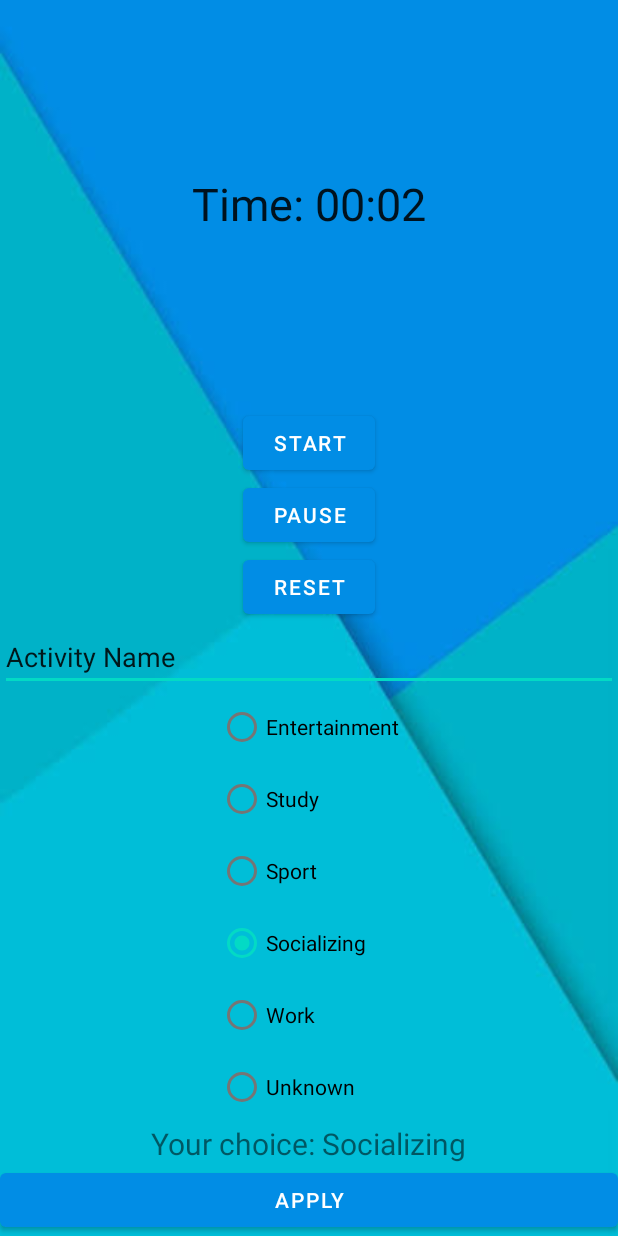
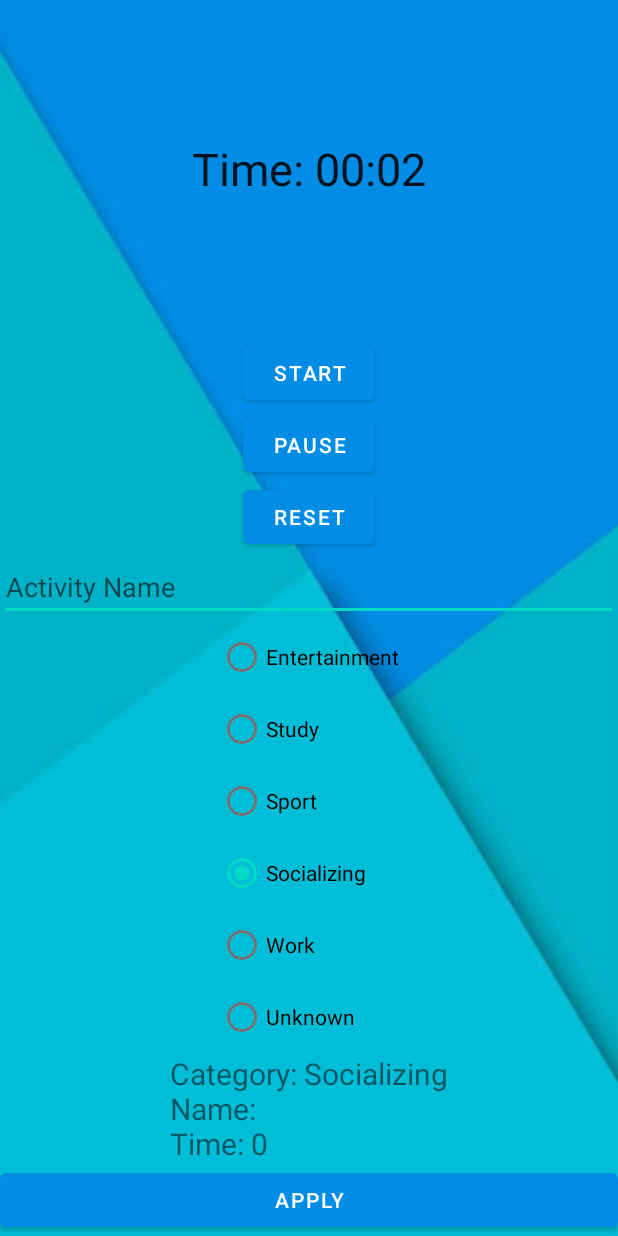
Before and after one commit to ErenOzen/Sprout, an Android app: the TimerActivity screen opened directly, with no data from a screen before it, after a tap on "APPLY", on a phone screen of 412 x 824 dp. Run offline under Robolectric (Android 15) with nearby library versions, the phone set to English and light mode, and no system bars; 1 other tap on this screen came first.

Commit message:
TimerActivity finished.

```diff
--- a/app/src/main/AndroidManifest.xml
+++ b/app/src/main/AndroidManifest.xml
@@ -15,9 +15,9 @@
         <activity android:name=".CalendarActivity" />
         <activity android:name=".ForgotPassword" />
         <activity android:name=".TodoActivity" />
-        <activity android:name=".HomeScreen" />
+        <activity android:name=".LoginActivity" />
         <activity android:name=".SignupActivity" />
-        <activity android:name=".LoginActivity">
+        <activity android:name=".HomeScreen">
             <intent-filter>
                 <action android:name="android.intent.action.MAIN" />
 
--- a/app/src/main/java/com/example/sprout/TimerActivity.java
+++ b/app/src/main/java/com/example/sprout/TimerActivity.java
@@ -5,6 +5,7 @@ import android.os.SystemClock;
 import android.view.View;
 import android.widget.Button;
 import android.widget.Chronometer;
+import android.widget.EditText;
 import android.widget.RadioButton;
 import android.widget.RadioGroup;
 import android.widget.TextView;
@@ -13,9 +14,14 @@ import androidx.appcompat.app.AppCompatActivity;
 
 public class TimerActivity extends AppCompatActivity {
 
-    RadioGroup radioGroup;
-    RadioButton radioButton;
-    TextView textView;
+    private RadioGroup radioGroup;
+    private RadioButton radioButton;
+    private TextView textView;
+    private EditText editText;
+    private String activityName;
+    private long activityTime;
+    private int seconds;
+    private String chrobase;
 
     private Chronometer chronometer;
     private long pauseOffset;
@@ -25,15 +31,22 @@ public class TimerActivity extends AppCompatActivity {
         super.onCreate(savedInstanceState);
         setContentView(R.layout.activity_timer);
 
+        editText = (EditText) findViewById(R.id.timerEditText);
         radioGroup = findViewById(R.id.radioGroup);
         textView = findViewById(R.id.text_view_selected);
+
         Button buttonApply = findViewById(R.id.button_apply);
         buttonApply.setOnClickListener(new View.OnClickListener() {
             @Override
             public void onClick(View v) {
+
+                seconds = (int) (chronometer.getBase())/ 1000;
+
+                activityName = editText.getText().toString();
                 int radioId = radioGroup.getCheckedRadioButtonId();
                 radioButton = findViewById(radioId);
-                textView.setText("Your choice: " + radioButton.getText());
+                textView.setText("Category: " + radioButton.getText() + "\nName: " + activityName + "\nTime: " + (activityTime) );
+                //textView.setText(activityName);
             }
         });
 
@@ -54,11 +67,14 @@ public class TimerActivity extends AppCompatActivity {
         if (!running) {
             chronometer.setBase(SystemClock.elapsedRealtime() - pauseOffset);
             chronometer.start();
+
             running = true;
+
         }
     }
     public void pauseChronometer(View v) {
         if (running) {
+            activityTime = ((SystemClock.elapsedRealtime() - chronometer.getBase()) / 1000);
             chronometer.stop();
             pauseOffset = SystemClock.elapsedRealtime() - chronometer.getBase();
             running = false;
@@ -73,6 +89,6 @@ public class TimerActivity extends AppCompatActivity {
         int radioId = radioGroup.getCheckedRadioButtonId();
         radioButton = findViewById(radioId);
         //Toast.makeText(this,"Selected Radio Button: " + radioButton.getText(),Toast.LENGTH_LONG).show();
-
+        //Toast.makeText(TimerActivity.this, activityName, Toast.LENGTH_SHORT).show();
     }
 }
--- a/app/src/main/res/layout/activity_timer.xml
+++ b/app/src/main/res/layout/activity_timer.xml
@@ -54,19 +54,19 @@
         android:layout_alignParentTop="true"
         android:onClick="resetChronometer"
         android:text="Reset"
-        app:layout_constraintBottom_toTopOf="@+id/editTextTextPersonName"
+        app:layout_constraintBottom_toTopOf="@+id/timerEditText"
         app:layout_constraintEnd_toEndOf="parent"
         app:layout_constraintStart_toStartOf="parent" />
 
     <EditText
-        android:id="@+id/editTextTextPersonName"
+        android:id="@+id/timerEditText"
         android:layout_width="match_parent"
         android:layout_height="wrap_content"
         android:layout_alignParentStart="true"
         android:layout_alignParentTop="true"
         android:ems="10"
+        android:hint="Activity Name"
         android:inputType="textPersonName"
-        android:text="Activity Name"
         app:layout_constraintBottom_toTopOf="@+id/radioGroup" />
 
     <RadioGroup
@@ -76,7 +76,7 @@
         app:layout_constraintEnd_toEndOf="parent"
         app:layout_constraintHorizontal_bias="0.498"
         app:layout_constraintStart_toStartOf="parent"
-        app:layout_constraintTop_toBottomOf="@+id/editTextTextPersonName">
+        app:layout_constraintTop_toBottomOf="@+id/timerEditText">
 
         <RadioButton
             android:id="@+id/radio_entertainment"
```
